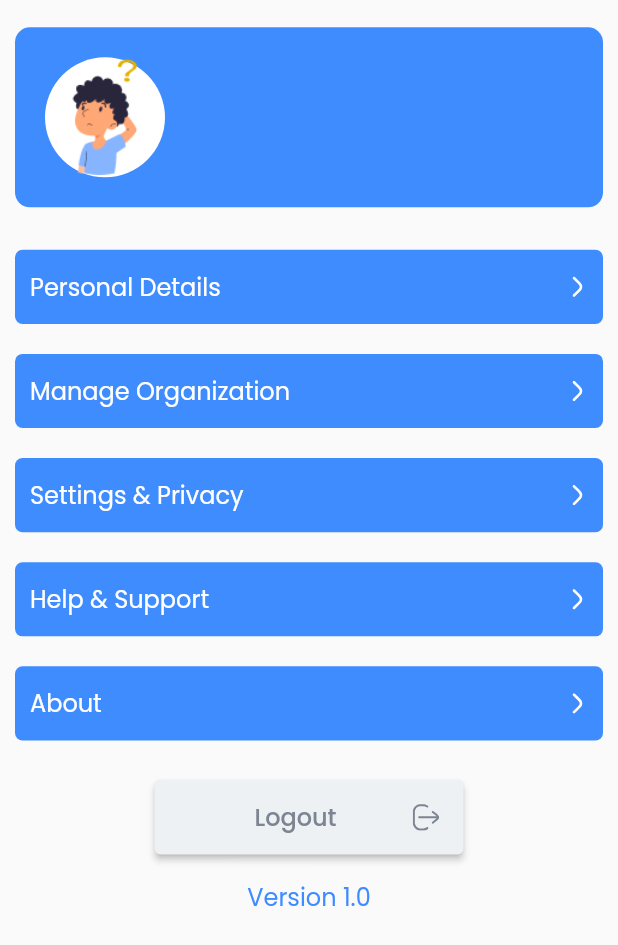
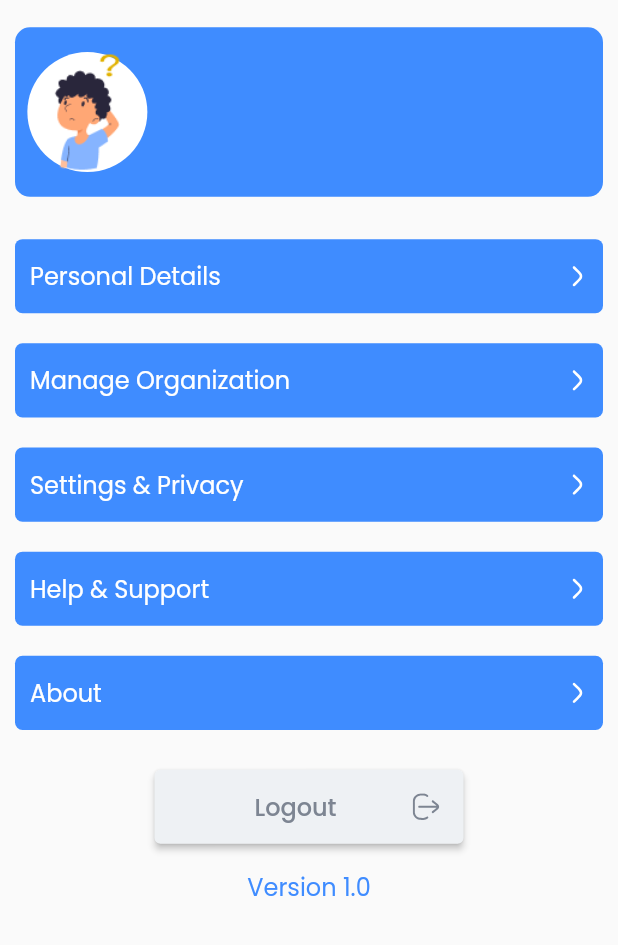
Before and after one commit to falguni-androidster/versa_tribe, a Flutter app: the AccountScreen screen opened directly, on a phone screen of 412 x 824 dp. Shown: the top 945 px of the screen. Run offline on Flutter 3.47's test engine with Material 2 defaults, Android fonts, the light colour scheme and no system bars; our stand-ins replace connectivity, flutter_svg, shared_preferences, timeline_tile; accounts and stored records are empty; network calls fail.

```diff
--- a/lib/Screens/Home/account_screen.dart
+++ b/lib/Screens/Home/account_screen.dart
@@ -179,6 +179,7 @@
   }
 
   Widget containerProfile(snapshot) {
+    final size = MediaQuery.of(context).size;
     return Container(
       margin: const EdgeInsets.all(10),
       alignment: Alignment.center,
@@ -186,7 +187,7 @@
           borderRadius: BorderRadius.all(Radius.circular(10)),
           color: CustomColors.kBlueColor),
       child: Padding(
-        padding: const EdgeInsets.all(20.0),
+        padding: EdgeInsets.symmetric(horizontal: size.width*0.02, vertical: size.height*0.02),
         child: Row(
           crossAxisAlignment: CrossAxisAlignment.start,
           children: [
```
